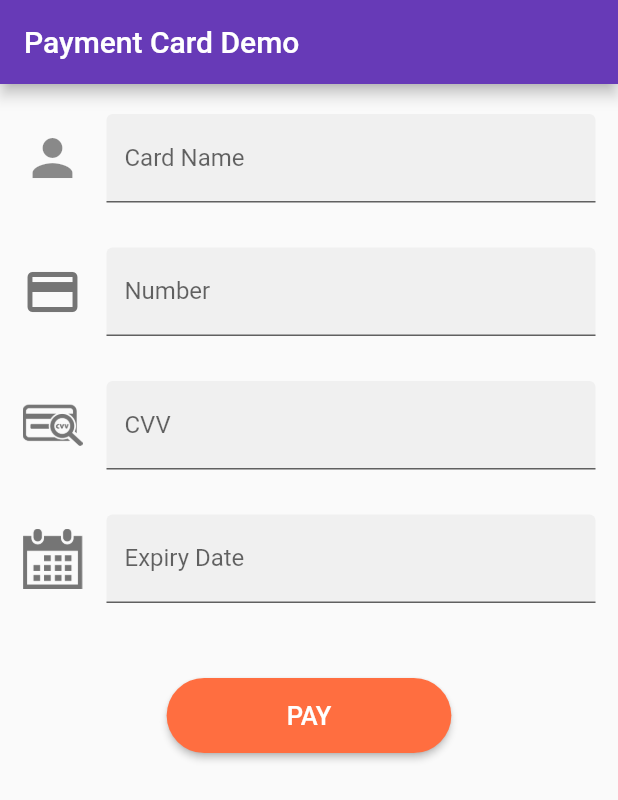
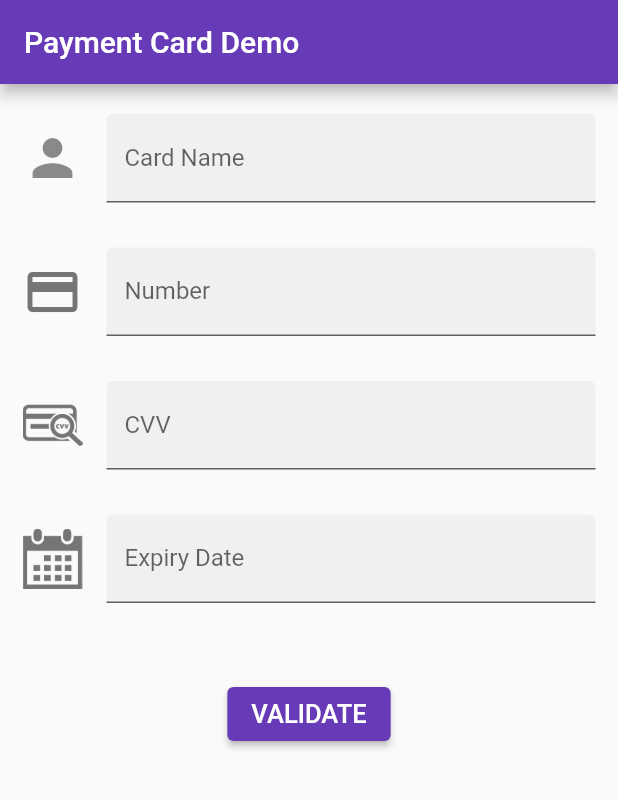
Before and after one commit to wilburx9/Payment-Card-Validation, a Flutter app: the screen it shows after launch, on a phone screen of 412 x 824 dp. Shown: the top 800 px of the screen. Run offline on Flutter 3.47's test engine with Material 2 defaults, Android fonts, the phone set to English and light mode, and no system bars.

```diff
--- a/lib/main.dart
+++ b/lib/main.dart
@@ -35,7 +35,7 @@ class _MyHomePageState extends State<MyHomePage> {
   var _formKey = new GlobalKey<FormState>();
   var numberController = new TextEditingController();
   var _paymentCard = PaymentCard();
-  var _autoValidate = false;
+  var _autoValidateMode = AutovalidateMode.disabled;
 
   var _card = new PaymentCard();
 
@@ -57,7 +57,7 @@ class _MyHomePageState extends State<MyHomePage> {
           padding: const EdgeInsets.symmetric(horizontal: 15.0),
           child: new Form(
               key: _formKey,
-              autovalidate: _autoValidate,
+              autovalidateMode: _autoValidateMode,
               child: new ListView(
                 children: <Widget>[
                   new SizedBox(
@@ -87,7 +87,7 @@ class _MyHomePageState extends State<MyHomePage> {
                   new TextFormField(
                     keyboardType: TextInputType.number,
                     inputFormatters: [
-                      WhitelistingTextInputFormatter.digitsOnly,
+                      FilteringTextInputFormatter.digitsOnly,
                       new LengthLimitingTextInputFormatter(19),
                       new CardNumberInputFormatter()
                     ],
@@ -111,7 +111,7 @@ class _MyHomePageState extends State<MyHomePage> {
                   ),
                   new TextFormField(
                     inputFormatters: [
-                      WhitelistingTextInputFormatter.digitsOnly,
+                      FilteringTextInputFormatter.digitsOnly,
                       new LengthLimitingTextInputFormatter(4),
                     ],
                     decoration: new InputDecoration(
@@ -136,7 +136,7 @@ class _MyHomePageState extends State<MyHomePage> {
                   ),
                   new TextFormField(
                     inputFormatters: [
-                      WhitelistingTextInputFormatter.digitsOnly,
+                      FilteringTextInputFormatter.digitsOnly,
                       new LengthLimitingTextInputFormatter(4),
                       new CardMonthInputFormatter()
                     ],
@@ -191,7 +191,8 @@ class _MyHomePageState extends State<MyHomePage> {
     final FormState form = _formKey.currentState!;
     if (!form.validate()) {
       setState(() {
-        _autoValidate = true; // Start validating on every change.
+        _autoValidateMode =
+            AutovalidateMode.always; // Start validating on every change.
       });
       _showInSnackBar('Please fix the errors in red before submitting.');
     } else {
@@ -212,15 +213,8 @@ class _MyHomePageState extends State<MyHomePage> {
         ),
       );
     } else {
-      return new RaisedButton(
+      return new ElevatedButton(
         onPressed: _validateInputs,
-        color: Colors.deepOrangeAccent,
-        splashColor: Colors.deepPurple,
-        shape: RoundedRectangleBorder(
-          borderRadius: const BorderRadius.all(const Radius.circular(100.0)),
-        ),
-        padding: const EdgeInsets.symmetric(vertical: 15.0, horizontal: 80.0),
-        textColor: Colors.white,
         child: new Text(
           Strings.pay.toUpperCase(),
           style: const TextStyle(fontSize: 17.0),
@@ -230,7 +224,7 @@ class _MyHomePageState extends State<MyHomePage> {
   }
 
   void _showInSnackBar(String value) {
-    _scaffoldKey.currentState!.showSnackBar(new SnackBar(
+    ScaffoldMessenger.of(context).showSnackBar(new SnackBar(
       content: new Text(value),
       duration: new Duration(seconds: 3),
     ));
--- a/lib/my_strings.dart
+++ b/lib/my_strings.dart
@@ -2,6 +2,6 @@ class Strings {
   static const String appName = 'Payment Card Demo';
   static const String fieldReq = 'This field is required';
   static const String numberIsInvalid = 'Card is invalid';
-  static const String pay = 'Pay';
+  static const String pay = 'Validate';
 
 }
```
